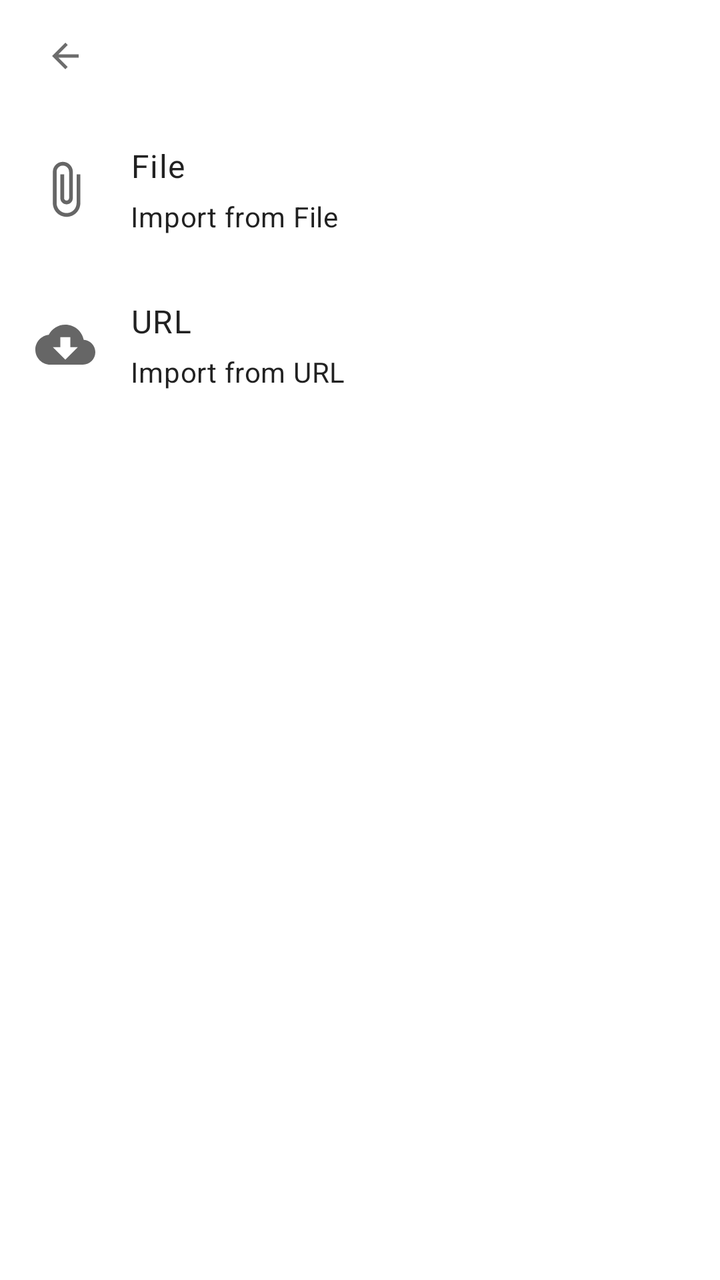
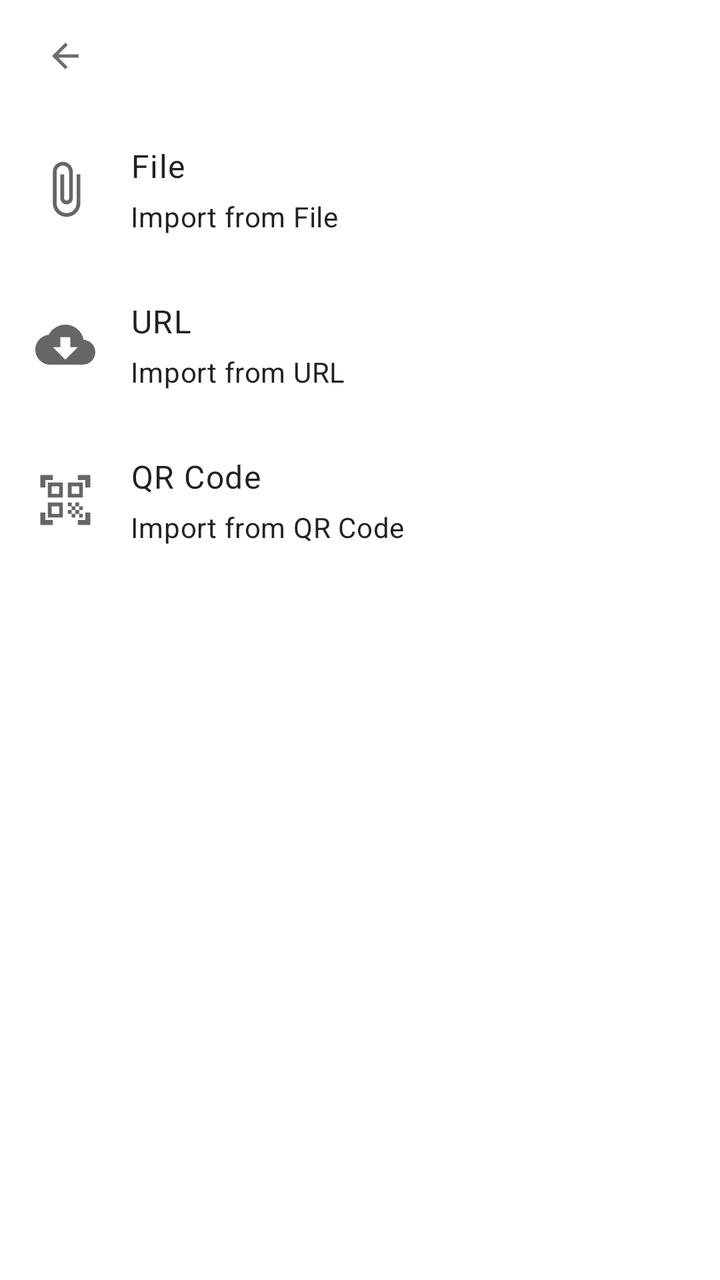

Two renders of the same Android screen: before a commit and after it. Below are the layout's source before the change and the commit's diff.
<!-- AndroidManifest.xml: application theme Theme.Chimera -->
<!-- res/layout/meta_design_new_profile.xml -->
<?xml version="1.0" encoding="utf-8"?>
<androidx.coordinatorlayout.widget.CoordinatorLayout xmlns:android="http://schemas.android.com/apk/res/android"
    android:layout_width="match_parent"
    android:layout_height="match_parent">

    <ScrollView
        android:id="@+id/new_profile_scroll"
        android:layout_width="match_parent"
        android:layout_height="match_parent"
        android:clipToPadding="false"
        android:paddingTop="?attr/actionBarSize"
        android:scrollbars="none">

        <LinearLayout
            android:layout_width="match_parent"
            android:layout_height="wrap_content"
            android:orientation="vertical">

            <LinearLayout
                android:id="@+id/provider_file"
                android:layout_width="match_parent"
                android:layout_height="wrap_content"
                android:background="?attr/selectableItemBackground"
                android:clickable="true"
                android:focusable="true"
                android:gravity="center_vertical"
                android:orientation="horizontal"
                android:paddingVertical="16dp">

                <View
                    android:layout_width="30dp"
                    android:layout_height="30dp"
                    android:layout_marginHorizontal="17.5dp"
                    android:background="@drawable/ic_baseline_attach_file" />

                <LinearLayout
                    android:layout_width="wrap_content"
                    android:layout_height="wrap_content"
                    android:orientation="vertical">

                    <TextView
                        android:layout_width="wrap_content"
                        android:layout_height="wrap_content"
                        android:text="@string/profile_provider_file"
                        android:textAppearance="@style/TextAppearance.MaterialComponents.Body1" />

                    <TextView
                        android:layout_width="wrap_content"
                        android:layout_height="wrap_content"
                        android:layout_marginTop="5dp"
                        android:text="@string/profile_provider_file_summary"
                        android:textAppearance="@style/TextAppearance.MaterialComponents.Body2" />
                </LinearLayout>
            </LinearLayout>

            <LinearLayout
                android:id="@+id/provider_url"
                android:layout_width="match_parent"
                android:layout_height="wrap_content"
                android:background="?attr/selectableItemBackground"
                android:clickable="true"
                android:focusable="true"
                android:gravity="center_vertical"
                android:orientation="horizontal"
                android:paddingVertical="16dp">

                <View
                    android:layout_width="30dp"
                    android:layout_height="30dp"
                    android:layout_marginHorizontal="17.5dp"
                    android:background="@drawable/ic_baseline_cloud_download" />

                <LinearLayout
                    android:layout_width="wrap_content"
                    android:layout_height="wrap_content"
                    android:orientation="vertical">

                    <TextView
                        android:layout_width="wrap_content"
                        android:layout_height="wrap_content"
                        android:text="@string/profile_provider_url"
                        android:textAppearance="@style/TextAppearance.MaterialComponents.Body1" />

                    <TextView
                        android:layout_width="wrap_content"
                        android:layout_height="wrap_content"
                        android:layout_marginTop="5dp"
                        android:text="@string/profile_provider_url_summary"
                        android:textAppearance="@style/TextAppearance.MaterialComponents.Body2" />
                </LinearLayout>
            </LinearLayout>
        </LinearLayout>
    </ScrollView>

    <RelativeLayout
        android:id="@+id/toolbar"
        android:layout_width="match_parent"
        android:layout_height="?attr/actionBarSize"
        android:background="?android:attr/windowBackground"
        android:alpha="0.96"
        android:paddingEnd="17.5dp">

        <FrameLayout
            android:id="@+id/toolbar_navigation"
            android:layout_width="48dp"
            android:layout_height="48dp"
            android:layout_centerVertical="true"
            android:layout_marginHorizontal="8.5dp"
            android:background="?attr/selectableItemBackgroundBorderless"
            android:clickable="true"
            android:contentDescription="@string/back"
            android:focusable="true">

            <ImageView
                android:layout_width="30dp"
                android:layout_height="30dp"
                android:layout_gravity="center"
                android:contentDescription="@null"
                android:paddingHorizontal="5dp"
                android:src="@drawable/ic_baseline_arrow_back" />
        </FrameLayout>

        <TextView
            android:id="@+id/toolbar_title"
            android:layout_width="wrap_content"
            android:layout_height="wrap_content"
            android:layout_centerVertical="true"
            android:layout_toEndOf="@id/toolbar_navigation"
            android:ellipsize="end"
            android:maxLines="1"
            android:textAppearance="@style/TextAppearance.MaterialComponents.Headline6" />
    </RelativeLayout>
</androidx.coordinatorlayout.widget.CoordinatorLayout>
<!-- resources referenced by this layout -->
<resources>
  <!-- drawable ic_baseline_arrow_back (drawable) -->
  <vector xmlns:android="http://schemas.android.com/apk/res/android"
      android:width="24dp"
      android:height="24dp"
      android:tint="?attr/colorControlNormal"
      android:viewportWidth="24"
      android:viewportHeight="24">
      <path
          android:fillColor="@android:color/white"
          android:pathData="M20,11H7.83l5.59,-5.59L12,4l-8,8 8,8 1.41,-1.41L7.83,13H20v-2z" />
  </vector>
  <!-- drawable ic_baseline_attach_file (drawable) -->
  <vector xmlns:android="http://schemas.android.com/apk/res/android"
      android:width="24dp"
      android:height="24dp"
      android:tint="?attr/colorControlNormal"
      android:viewportWidth="24"
      android:viewportHeight="24">
      <path
          android:fillColor="@android:color/white"
          android:pathData="M16.5,6v11.5c0,2.21 -1.79,4 -4,4s-4,-1.79 -4,-4V5c0,-1.38 1.12,-2.5 2.5,-2.5s2.5,1.12 2.5,2.5v10.5c0,0.55 -0.45,1 -1,1s-1,-0.45 -1,-1V6H10v9.5c0,1.38 1.12,2.5 2.5,2.5s2.5,-1.12 2.5,-2.5V5c0,-2.21 -1.79,-4 -4,-4S7,2.79 7,5v12.5c0,3.04 2.46,5.5 5.5,5.5s5.5,-2.46 5.5,-5.5V6h-1.5z" />
  </vector>
  <!-- drawable ic_baseline_cloud_download (drawable) -->
  <vector xmlns:android="http://schemas.android.com/apk/res/android"
      android:width="24dp"
      android:height="24dp"
      android:tint="?attr/colorControlNormal"
      android:viewportWidth="24"
      android:viewportHeight="24">
      <path
          android:fillColor="@android:color/white"
          android:pathData="M19.35,10.04C18.67,6.59 15.64,4 12,4 9.11,4 6.6,5.64 5.35,8.04 2.34,8.36 0,10.91 0,14c0,3.31 2.69,6 6,6h13c2.76,0 5,-2.24 5,-5 0,-2.64 -2.05,-4.78 -4.65,-4.96zM17,13l-5,5 -5,-5h3V9h4v4h3z" />
  </vector>
  <string name="back">Back</string>
  <string name="profile_provider_file">File</string>
  <string name="profile_provider_file_summary">Import from File</string>
  <string name="profile_provider_url">URL</string>
  <string name="profile_provider_url_summary">Import from URL</string>
  <style name="Theme.Chimera" parent="Theme.MaterialComponents.DayNight.NoActionBar" />
</resources>

<!-- the commit's change to res/layout/meta_design_new_profile.xml (unified diff, before → after) -->
@@ -89,6 +89,43 @@
                         android:textAppearance="@style/TextAppearance.MaterialComponents.Body2" />
                 </LinearLayout>
             </LinearLayout>
+
+            <LinearLayout
+                android:id="@+id/provider_qr_code"
+                android:layout_width="match_parent"
+                android:layout_height="wrap_content"
+                android:background="?attr/selectableItemBackground"
+                android:clickable="true"
+                android:focusable="true"
+                android:gravity="center_vertical"
+                android:orientation="horizontal"
+                android:paddingVertical="16dp">
+
+                <View
+                    android:layout_width="30dp"
+                    android:layout_height="30dp"
+                    android:layout_marginHorizontal="17.5dp"
+                    android:background="@drawable/baseline_qr_code_scanner" />
+
+                <LinearLayout
+                    android:layout_width="wrap_content"
+                    android:layout_height="wrap_content"
+                    android:orientation="vertical">
+
+                    <TextView
+                        android:layout_width="wrap_content"
+                        android:layout_height="wrap_content"
+                        android:text="@string/profile_provider_qr"
+                        android:textAppearance="@style/TextAppearance.MaterialComponents.Body1" />
+
+                    <TextView
+                        android:layout_width="wrap_content"
+                        android:layout_height="wrap_content"
+                        android:layout_marginTop="5dp"
+                        android:text="@string/profile_provider_qr_summary"
+                        android:textAppearance="@style/TextAppearance.MaterialComponents.Body2" />
+                </LinearLayout>
+            </LinearLayout>
         </LinearLayout>
     </ScrollView>
 
<!-- resource entries referenced after the edit -->
@@ -1,5 +1,16 @@
 <!-- resources referenced by this layout -->
 <resources>
+  <!-- drawable baseline_qr_code_scanner (drawable) -->
+  <vector xmlns:android="http://schemas.android.com/apk/res/android"
+      android:width="24dp"
+      android:height="24dp"
+      android:tint="?attr/colorControlNormal"
+      android:viewportWidth="24"
+      android:viewportHeight="24">
+      <path
+          android:fillColor="@android:color/white"
+          android:pathData="M9.5,6.5v3h-3v-3H9.5M11,5H5v6h6V5L11,5zM9.5,14.5v3h-3v-3H9.5M11,13H5v6h6V13L11,13zM17.5,6.5v3h-3v-3H17.5M19,5h-6v6h6V5L19,5zM13,13h1.5v1.5H13V13zM14.5,14.5H16V16h-1.5V14.5zM16,13h1.5v1.5H16V13zM13,16h1.5v1.5H13V16zM14.5,17.5H16V19h-1.5V17.5zM16,16h1.5v1.5H16V16zM17.5,14.5H19V16h-1.5V14.5zM17.5,17.5H19V19h-1.5V17.5zM22,7h-2V4h-3V2h5V7zM22,22v-5h-2v3h-3v2H22zM2,22h5v-2H4v-3H2V22zM2,2v5h2V4h3V2H2z" />
+  </vector>
   <!-- drawable ic_baseline_arrow_back (drawable) -->
   <vector xmlns:android="http://schemas.android.com/apk/res/android"
       android:width="24dp"
@@ -36,6 +47,8 @@
   <string name="back">Back</string>
   <string name="profile_provider_file">File</string>
   <string name="profile_provider_file_summary">Import from File</string>
+  <string name="profile_provider_qr" translatable="false">QR Code</string>
+  <string name="profile_provider_qr_summary">Import from QR Code</string>
   <string name="profile_provider_url">URL</string>
   <string name="profile_provider_url_summary">Import from URL</string>
   <style name="Theme.Chimera" parent="Theme.MaterialComponents.DayNight.NoActionBar" />
